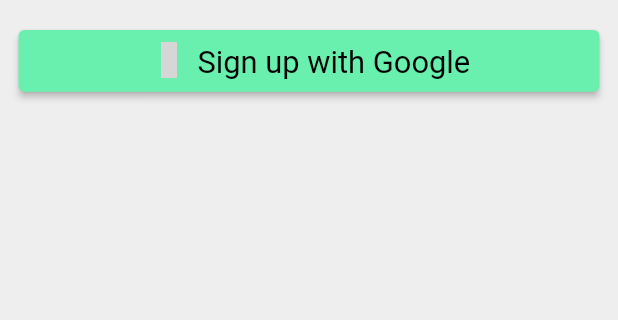
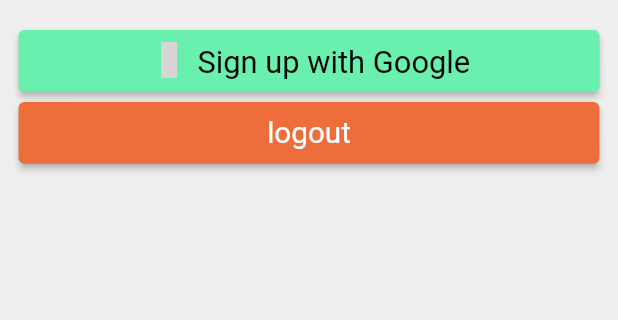
Before and after one commit to akglali/what_to_cook_demo_flutter_1, a Flutter app: the SignUpOption screen opened directly, on a phone screen of 412 x 824 dp, the part 420-740 px from its top. Run offline on Flutter 3.47's test engine with Material 2 defaults, Android fonts, the phone set to English and light mode, and no system bars; our stand-ins replace email_validator, flutter_hooks, flutter_riverpod, flutter_vector_icons, google_sign_in, hooks_riverpod and 2 more; grey boxes are pictures that could not be loaded.

Commit message:
User can log in via their Google account.

```diff
--- a/lib/main.dart
+++ b/lib/main.dart
@@ -4,6 +4,8 @@ import 'package:hooks_riverpod/hooks_riverpod.dart';
 import 'package:what_to_cook_demo_flutter_1/providers/themes_provider.dart';
 import 'package:what_to_cook_demo_flutter_1/screens/home_screen.dart';
 import 'package:what_to_cook_demo_flutter_1/utils/themes.dart';
+
+
 
 void main() {
   runApp(const ProviderScope(child: MyApp()));
--- a/lib/screens/sign_up_screen.dart
+++ b/lib/screens/sign_up_screen_email.dart
@@ -25,7 +25,7 @@ class SignUpScreenState extends ConsumerState<SignUpScreen> {
 
   @override
   Widget build(BuildContext context) {
-    final screenWidth = MediaQuery.of(context).size.width;
+    //final screenWidth = MediaQuery.of(context).size.width;
     final screenHeight = MediaQuery.of(context).size.height;
     final theme = Theme.of(context);
     final isKeyboardVisible = MediaQuery.of(context).viewInsets.bottom == 0;
--- /dev/null
+++ b/lib/services/domain.dart
@@ -0,0 +1 @@
+const String domain = 'http://172.22.160.1:8080/';
--- /dev/null
+++ b/lib/utils/google_sign_in_api.dart
@@ -0,0 +1,14 @@
+import 'package:google_sign_in/google_sign_in.dart';
+
+class GoogleSignInApi {
+  static final _googleSignIn = GoogleSignIn(scopes: [
+    'email',
+    'https://www.googleapis.com/auth/userinfo.profile',
+    'https://www.googleapis.com/auth/contacts.readonly',
+    'openid',
+  ]);
+
+  static Future<GoogleSignInAccount?> login() => _googleSignIn.signIn( );
+
+  static Future<GoogleSignInAccount?> logout() => _googleSignIn.disconnect();
+}
```
Also changed, not shown: lib/screens/sign_up_options.dart (+24 -21 lines), lib/services/user_entry_service.dart (added, +24 -0 lines).
